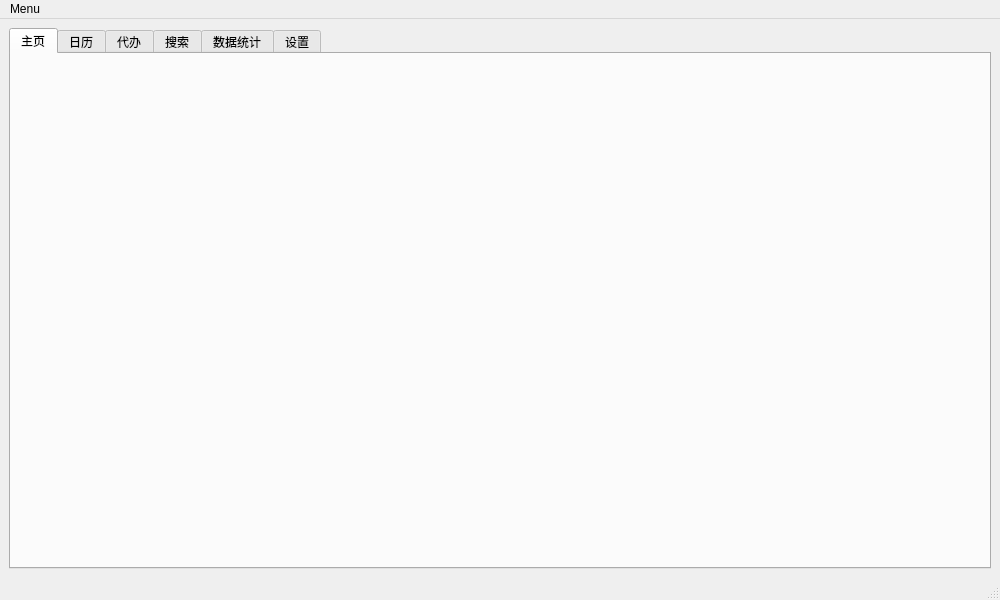
First picture: the form in PKUToDo/mainwindow.ui, repository AibohDij/Qt_Time_Schedule, before the edit.
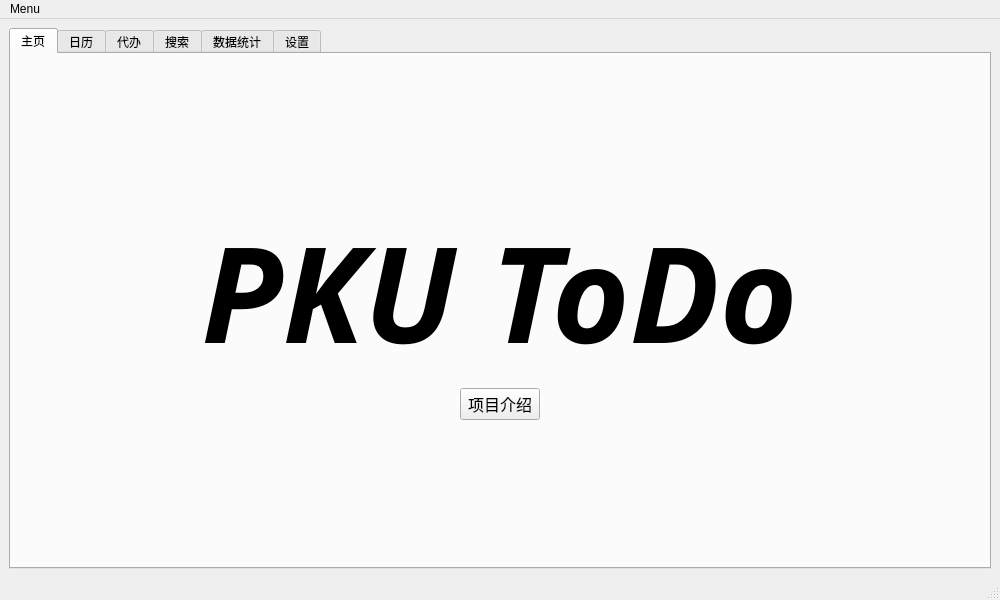
Second picture: the form after the edit. Icons and pictures are not drawn.

What changed in the file:
```diff
--- a/PKUToDo/mainwindow.ui
+++ b/PKUToDo/mainwindow.ui
@@ -41,6 +41,130 @@
        <attribute name="title">
         <string>主页</string>
        </attribute>
+       <layout class="QGridLayout" name="gridLayout">
+        <item row="1" column="1" rowspan="2" colspan="5">
+         <widget class="QLabel" name="label_name">
+          <property name="font">
+           <font>
+            <family>Curlz MT</family>
+            <pointsize>100</pointsize>
+            <italic>true</italic>
+            <bold>true</bold>
+           </font>
+          </property>
+          <property name="text">
+           <string>PKU ToDo</string>
+          </property>
+          <property name="alignment">
+           <set>Qt::AlignHCenter|Qt::AlignTop</set>
+          </property>
+         </widget>
+        </item>
+        <item row="1" column="0">
+         <spacer name="horizontalSpacer">
+          <property name="orientation">
+           <enum>Qt::Horizontal</enum>
+          </property>
+          <property name="sizeHint" stdset="0">
+           <size>
+            <width>214</width>
+            <height>20</height>
+           </size>
+          </property>
+         </spacer>
+        </item>
+        <item row="3" column="1">
+         <spacer name="horizontalSpacer_3">
+          <property name="orientation">
+           <enum>Qt::Horizontal</enum>
+          </property>
+          <property name="sizeHint" stdset="0">
+           <size>
+            <width>214</width>
+            <height>20</height>
+           </size>
+          </property>
+         </spacer>
+        </item>
+        <item row="3" column="5">
+         <spacer name="horizontalSpacer_4">
+          <property name="orientation">
+           <enum>Qt::Horizontal</enum>
+          </property>
+          <property name="sizeHint" stdset="0">
+           <size>
+            <width>214</width>
+            <height>20</height>
+           </size>
+          </property>
+         </spacer>
+        </item>
+        <item row="4" column="3">
+         <spacer name="verticalSpacer_3">
+          <property name="orientation">
+           <enum>Qt::Vertical</enum>
+          </property>
+          <property name="sizeHint" stdset="0">
+           <size>
+            <width>20</width>
+            <height>146</height>
+           </size>
+          </property>
+         </spacer>
+        </item>
+        <item row="0" column="2" colspan="2">
+         <spacer name="verticalSpacer">
+          <property name="orientation">
+           <enum>Qt::Vertical</enum>
+          </property>
+          <property name="sizeHint" stdset="0">
+           <size>
+            <width>20</width>
+            <height>146</height>
+           </size>
+          </property>
+         </spacer>
+        </item>
+        <item row="2" column="3">
+         <spacer name="verticalSpacer_2">
+          <property name="orientation">
+           <enum>Qt::Vertical</enum>
+          </property>
+          <property name="sizeHint" stdset="0">
+           <size>
+            <width>20</width>
+            <height>146</height>
+           </size>
+          </property>
+         </spacer>
+        </item>
+        <item row="1" column="6">
+         <spacer name="horizontalSpacer_2">
+          <property name="orientation">
+           <enum>Qt::Horizontal</enum>
+          </property>
+          <property name="sizeHint" stdset="0">
+           <size>
+            <width>214</width>
+            <height>20</height>
+           </size>
+          </property>
+         </spacer>
+        </item>
+        <item row="3" column="3">
+         <widget class="QPushButton" name="pushButton_intro">
+          <property name="font">
+           <font>
+            <family>楷体</family>
+            <pointsize>12</pointsize>
+           </font>
+          </property>
+          <property name="text">
+           <string>项目介绍</string>
+          </property>
+         </widget>
+        </item>
+       </layout>
       </widget>
       <widget class="QWidget" name="tab_calendar">
        <attribute name="icon">
```
